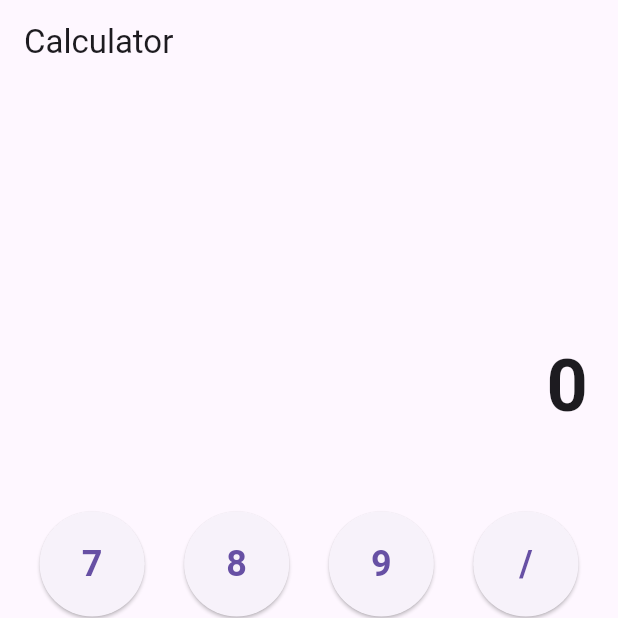
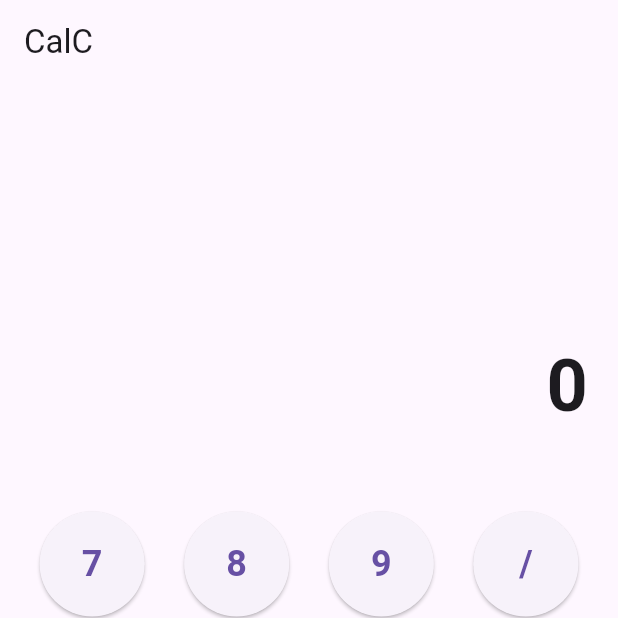
Before and after one commit to avijeetpandey/calculator, a Flutter app: the screen it shows after launch, on a phone screen of 412 x 824 dp, the top half of it. Run offline on Flutter 3.47's test engine with Material 3 defaults, Android fonts, the phone set to English and light mode, and no system bars.

Commit message:
rename: app

```diff
--- /dev/null
+++ b/devtools_options.yaml
@@ -0,0 +1,3 @@
+description: This file stores settings for Dart & Flutter DevTools.
+documentation: https://docs.flutter.dev/tools/devtools/extensions#configure-extension-enablement-states
+extensions:
--- a/lib/main.dart
+++ b/lib/main.dart
@@ -21,7 +21,7 @@ class MyApp extends StatelessWidget {
   Widget build(BuildContext context) {
     return MaterialApp(
       debugShowCheckedModeBanner: false,
-      title: 'Calculator App',
+      title: 'CalC',
       theme: ThemeData(primarySwatch: Colors.blue),
       home: const CalculatorScreen(),
     );
--- a/lib/views/calculator_screen.dart
+++ b/lib/views/calculator_screen.dart
@@ -4,14 +4,14 @@ import 'package:provider/provider.dart';
 import '../viewmodels/calculator_viewmodel.dart';
 
 class CalculatorScreen extends StatelessWidget {
-  const CalculatorScreen({Key? key}) : super(key: key);
+  const CalculatorScreen({super.key});
 
   @override
   Widget build(BuildContext context) {
     final viewModel = context.watch<CalculatorViewModel>();
 
     return Scaffold(
-      appBar: AppBar(title: const Text('Calculator')),
+      appBar: AppBar(title: const Text('CalC')),
       body: Column(
         children: [
           Expanded(
```
